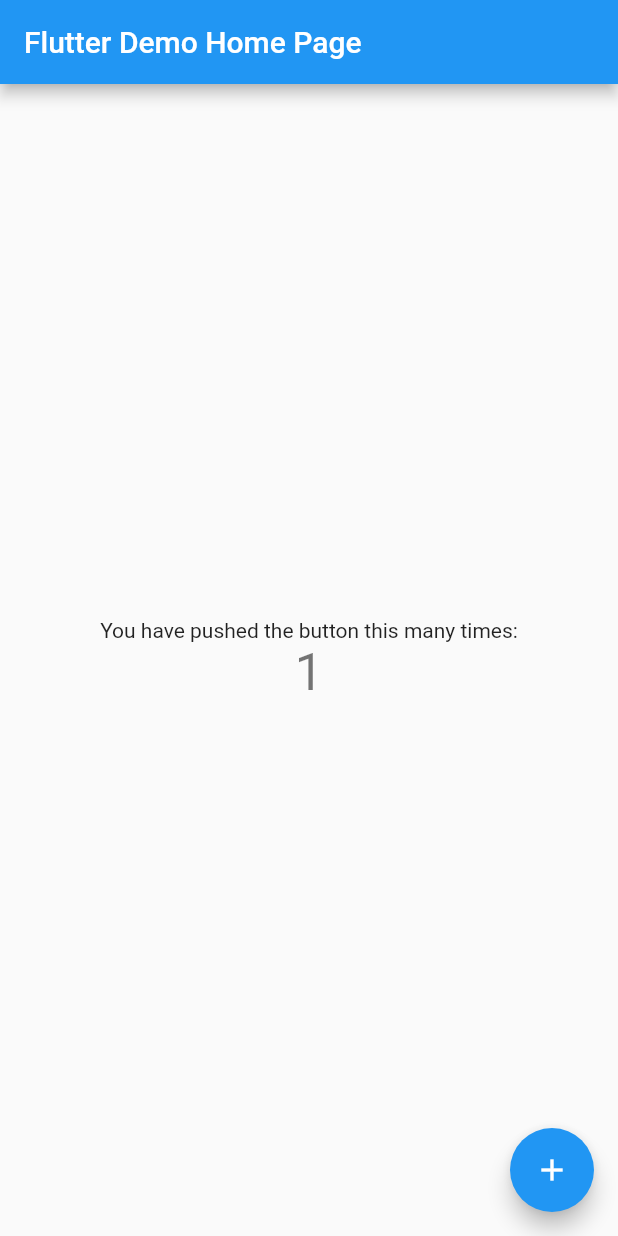
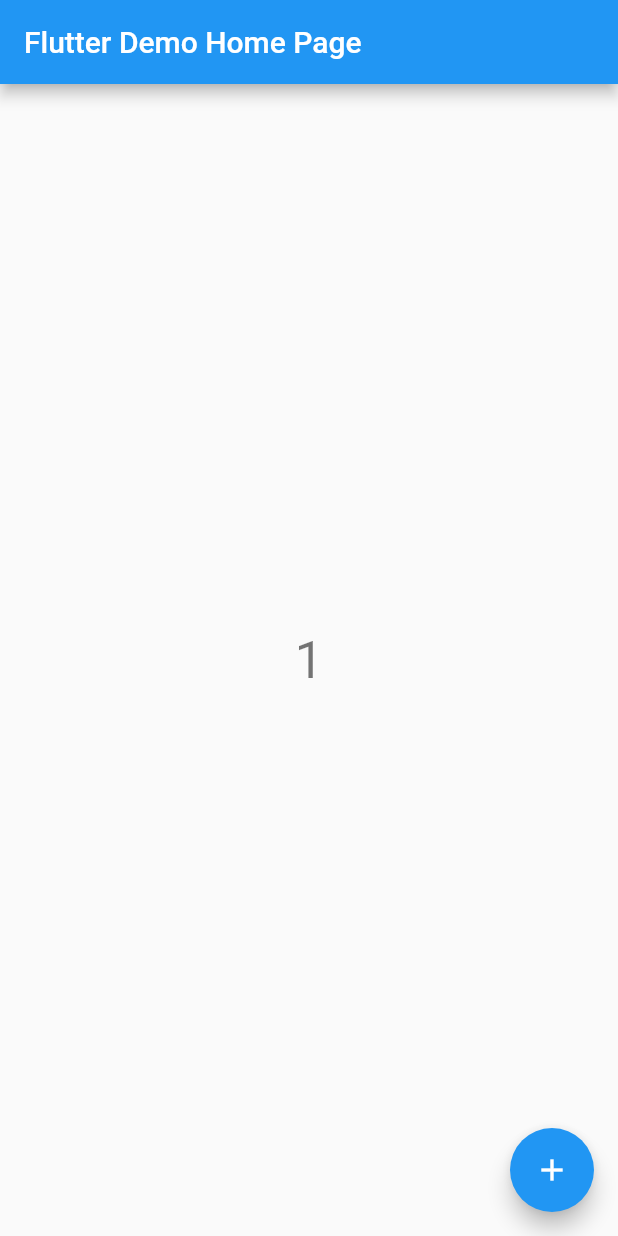
Before and after one commit to eduardoromero26/synkron, a Flutter app: the screen it shows after launch, after a tap on the "add" icon, on a phone screen of 412 x 824 dp. Run offline on Flutter 3.47's test engine with Material 2 defaults, Android fonts, the phone set to English and light mode, and no system bars.

```diff
--- /dev/null
+++ b/lib/blocs/counter_provider.dart
@@ -0,0 +1,12 @@
+import 'package:flutter/cupertino.dart';
+
+class CounterNotifier extends ChangeNotifier {
+  int _count = 0;
+
+  int get count => _count;
+
+  void increment() {
+    _count++;
+    notifyListeners();
+  }
+}
--- a/lib/main.dart
+++ b/lib/main.dart
@@ -1,7 +1,12 @@
 import 'package:flutter/material.dart';
+import 'package:provider/provider.dart';
+
+import 'blocs/counter_provider.dart';
 
 void main() {
-  runApp(const MyApp());
+  runApp(MultiProvider(providers: [
+    ChangeNotifierProvider(create: (_) => CounterNotifier()),
+  ], child: const MyApp()));
 }
 
 class MyApp extends StatelessWidget {
@@ -95,18 +100,17 @@ class _MyHomePageState extends State<MyHomePage> {
           // horizontal).
           mainAxisAlignment: MainAxisAlignment.center,
           children: <Widget>[
-            const Text(
-              'You have pushed the button this many times:',
-            ),
             Text(
-              '$_counter',
+              '${context.watch<CounterNotifier>().count}',
               style: Theme.of(context).textTheme.headline4,
             ),
           ],
         ),
       ),
       floatingActionButton: FloatingActionButton(
-        onPressed: _incrementCounter,
+        onPressed: () {
+          context.read<CounterNotifier>().increment();
+        },
         tooltip: 'Increment',
         child: const Icon(Icons.add),
       ), // This trailing comma makes auto-formatting nicer for build methods.
--- a/pubspec.yaml
+++ b/pubspec.yaml
@@ -34,6 +34,7 @@ dependencies:
   # The following adds the Cupertino Icons font to your application.
   # Use with the CupertinoIcons class for iOS style icons.
   cupertino_icons: ^1.0.2
+  provider: ^6.0.3
 
 dev_dependencies:
   flutter_test:
```
Also changed, not shown: pubspec.lock, 2 other files.
